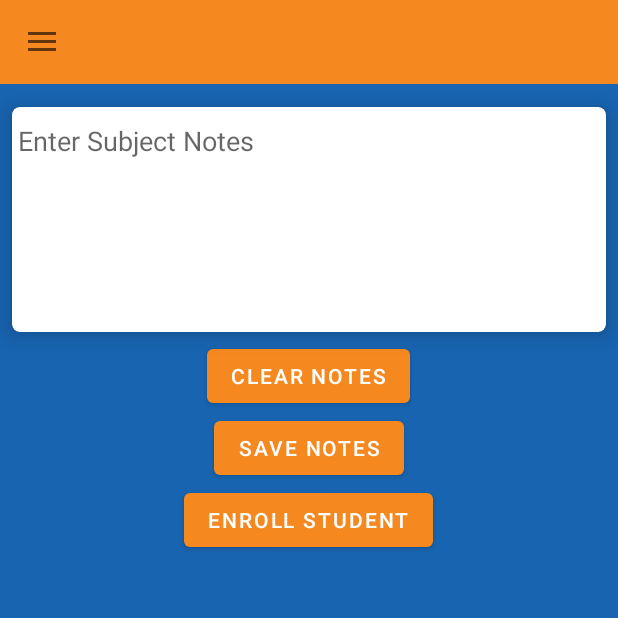
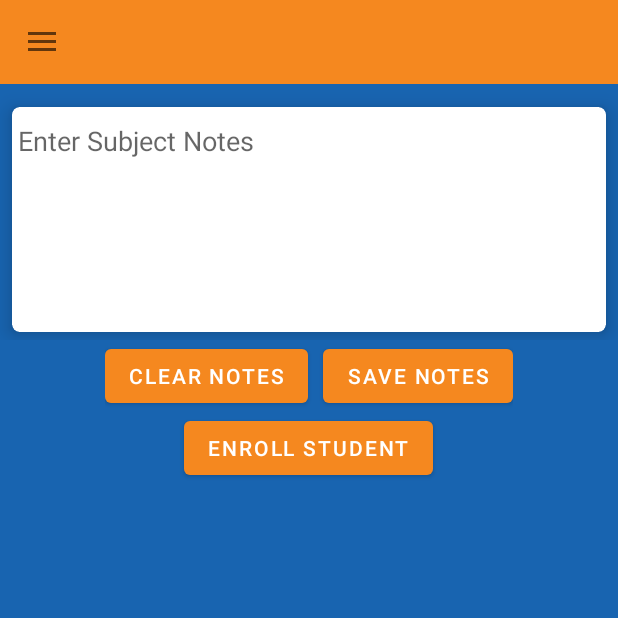
Before and after one commit to DoctoraCics/MobileProgrammingProject, an Android app: the Specific_Subject_Screen screen opened directly, with no data from a screen before it, on a phone screen of 412 x 824 dp, the top half of it. Run offline under Robolectric (Android 15) with nearby library versions, the phone set to English and light mode, and no system bars.

Commit message:
minor updates on UI

```diff
--- a/app/src/main/res/layout/activity_specific_subject_screen.xml
+++ b/app/src/main/res/layout/activity_specific_subject_screen.xml
@@ -60,6 +60,14 @@
                 </androidx.constraintlayout.widget.ConstraintLayout>
             </androidx.cardview.widget.CardView>
 
+        </LinearLayout>
+
+        <LinearLayout
+            android:layout_width="wrap_content"
+            android:layout_height="wrap_content"
+            android:layout_gravity="center"
+            android:orientation="horizontal">
+
             <Button
                 android:id="@+id/clear"
                 android:layout_width="wrap_content"
@@ -68,6 +76,11 @@
                 android:onClick="deleteNotes"
                 android:text="Clear Notes"
                 app:backgroundTint="#F5881F" />
+
+            <Space
+                android:layout_width="10dp"
+                android:layout_height="wrap_content"
+                android:layout_weight="1" />
 
             <Button
                 android:id="@+id/save"
```
Also changed, not shown: app/src/main/res/layout/activity_update_student_screen.xml (+7 -1 lines).
